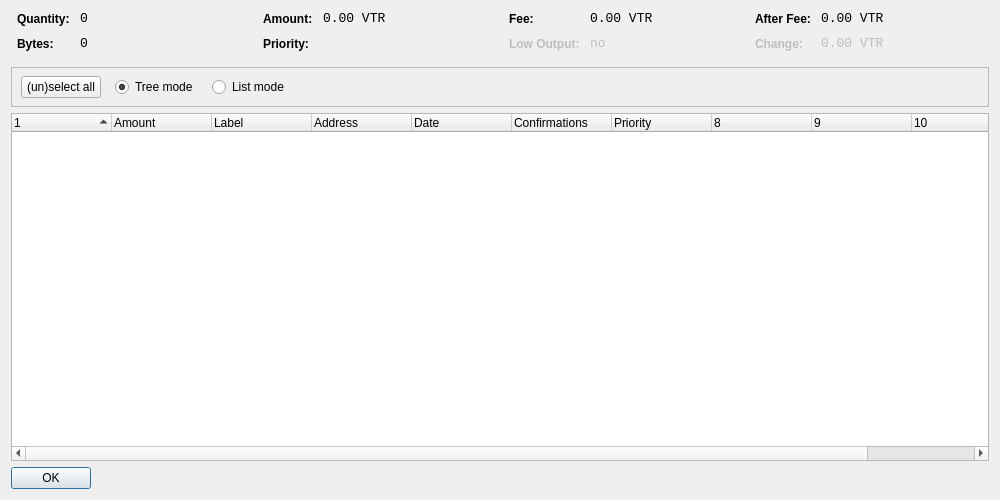
Above: src/qt/forms/coincontroldialog.ui from vtorrent/vTorrent-Client before the change. Below: the same form after it.
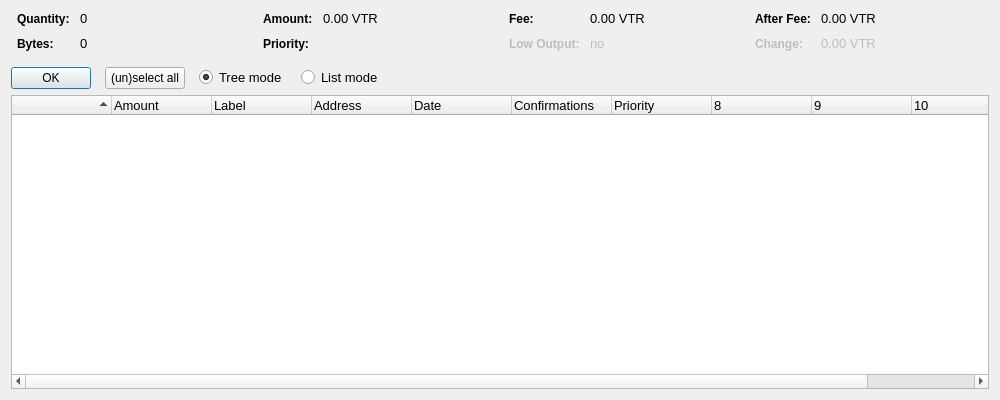
That is the form after the change. Custom widgets are drawn as their Qt base class.

```diff
--- a/src/qt/forms/coincontroldialog.ui
+++ b/src/qt/forms/coincontroldialog.ui
@@ -7,9 +7,15 @@
     <x>0</x>
     <y>0</y>
     <width>1000</width>
-    <height>500</height>
+    <height>400</height>
    </rect>
   </property>
+  <property name="minimumSize">
+   <size>
+    <width>1000</width>
+    <height>400</height>
+   </size>
+  </property>
   <property name="windowTitle">
    <string>Coin Control</string>
   </property>
@@ -50,7 +56,6 @@
         <widget class="QLabel" name="labelCoinControlQuantity">
          <property name="font">
           <font>
-           <family>Monospace</family>
            <pointsize>10</pointsize>
           </font>
          </property>
@@ -82,7 +87,6 @@
         <widget class="QLabel" name="labelCoinControlBytes">
          <property name="font">
           <font>
-           <family>Monospace</family>
            <pointsize>10</pointsize>
           </font>
          </property>
@@ -130,7 +134,6 @@
         <widget class="QLabel" name="labelCoinControlAmount">
          <property name="font">
           <font>
-           <family>Monospace</family>
            <pointsize>10</pointsize>
           </font>
          </property>
@@ -210,7 +213,6 @@
         <widget class="QLabel" name="labelCoinControlFee">
          <property name="font">
           <font>
-           <family>Monospace</family>
            <pointsize>10</pointsize>
           </font>
          </property>
@@ -248,7 +250,6 @@
          </property>
          <property name="font">
           <font>
-           <family>Monospace</family>
            <pointsize>10</pointsize>
           </font>
          </property>
@@ -296,7 +297,6 @@
         <widget class="QLabel" name="labelCoinControlAfterFee">
          <property name="font">
           <font>
-           <family>Monospace</family>
            <pointsize>10</pointsize>
           </font>
          </property>
@@ -334,7 +334,6 @@
          </property>
          <property name="font">
           <font>
-           <family>Monospace</family>
            <pointsize>10</pointsize>
           </font>
          </property>
@@ -357,32 +356,26 @@
     </layout>
    </item>
    <item>
-    <widget class="QFrame" name="frame">
-     <property name="minimumSize">
-      <size>
-       <width>0</width>
-       <height>40</height>
-      </size>
-     </property>
-     <property name="frameShape">
-      <enum>QFrame::StyledPanel</enum>
-     </property>
-     <property name="frameShadow">
-      <enum>QFrame::Sunken</enum>
-     </property>
-     <widget class="QWidget" name="horizontalLayoutWidget">
-      <property name="geometry">
-       <rect>
-        <x>10</x>
-        <y>0</y>
-        <width>781</width>
-        <height>41</height>
-       </rect>
-      </property>
-      <layout class="QHBoxLayout" name="horizontalLayoutPanel" stretch="0,0,0,0">
+    <layout class="QHBoxLayout" name="horizontalLayoutPanel" stretch="0,0,0,0,0">
        <property name="spacing">
         <number>14</number>
        </property>
+     <item>
+      <widget class="QDialogButtonBox" name="buttonBox">
+       <property name="sizePolicy">
+        <sizepolicy hsizetype="Maximum" vsizetype="Fixed">
+         <horstretch>0</horstretch>
+         <verstretch>0</verstretch>
+        </sizepolicy>
+       </property>
+       <property name="orientation">
+        <enum>Qt::Horizontal</enum>
+       </property>
+       <property name="standardButtons">
+        <set>QDialogButtonBox::Ok</set>
+       </property>
+      </widget>
+     </item>
        <item>
         <widget class="QPushButton" name="pushButtonSelectAll">
          <property name="sizePolicy">
@@ -404,6 +397,11 @@
            <verstretch>0</verstretch>
           </sizepolicy>
          </property>
+       <property name="font">
+        <font>
+         <pointsize>10</pointsize>
+        </font>
+       </property>
          <property name="text">
           <string>Tree mode</string>
          </property>
@@ -420,6 +418,11 @@
            <verstretch>0</verstretch>
           </sizepolicy>
          </property>
+       <property name="font">
+        <font>
+         <pointsize>10</pointsize>
+        </font>
+       </property>
          <property name="text">
           <string>List mode</string>
          </property>
@@ -439,14 +442,20 @@
         </spacer>
        </item>
       </layout>
-     </widget>
-    </widget>
    </item>
    <item>
     <widget class="CoinControlTreeWidget" name="treeWidget">
+     <property name="font">
+      <font>
+       <pointsize>10</pointsize>
+      </font>
+     </property>
      <property name="contextMenuPolicy">
       <enum>Qt::CustomContextMenu</enum>
      </property>
+     <property name="alternatingRowColors">
+      <bool>true</bool>
+     </property>
      <property name="sortingEnabled">
       <bool>false</bool>
      </property>
@@ -457,11 +466,11 @@
       <bool>true</bool>
      </attribute>
      <attribute name="headerStretchLastSection">
-      <bool>false</bool>
+      <bool>true</bool>
      </attribute>
      <column>
       <property name="text">
-       <string/>
+       <string> </string>
       </property>
      </column>
      <column>
@@ -519,22 +528,6 @@
      </column>
     </widget>
    </item>
-   <item>
-    <widget class="QDialogButtonBox" name="buttonBox">
-     <property name="sizePolicy">
-      <sizepolicy hsizetype="Maximum" vsizetype="Fixed">
-       <horstretch>0</horstretch>
-       <verstretch>0</verstretch>
-      </sizepolicy>
-     </property>
-     <property name="orientation">
-      <enum>Qt::Horizontal</enum>
-     </property>
-     <property name="standardButtons">
-      <set>QDialogButtonBox::Ok</set>
-     </property>
-    </widget>
-   </item>
   </layout>
  </widget>
  <customwidgets>
```
Left out of the diff: 8 changed lines with no effect on the pictures. Lines whose indentation alone changed are shown as unchanged.
